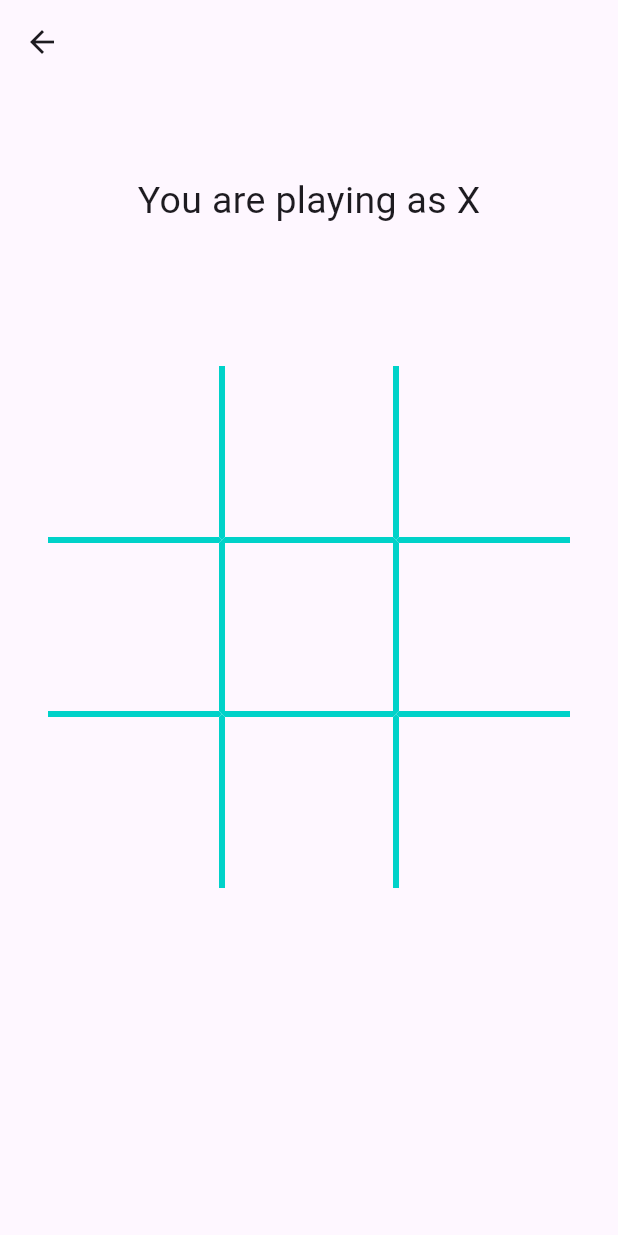
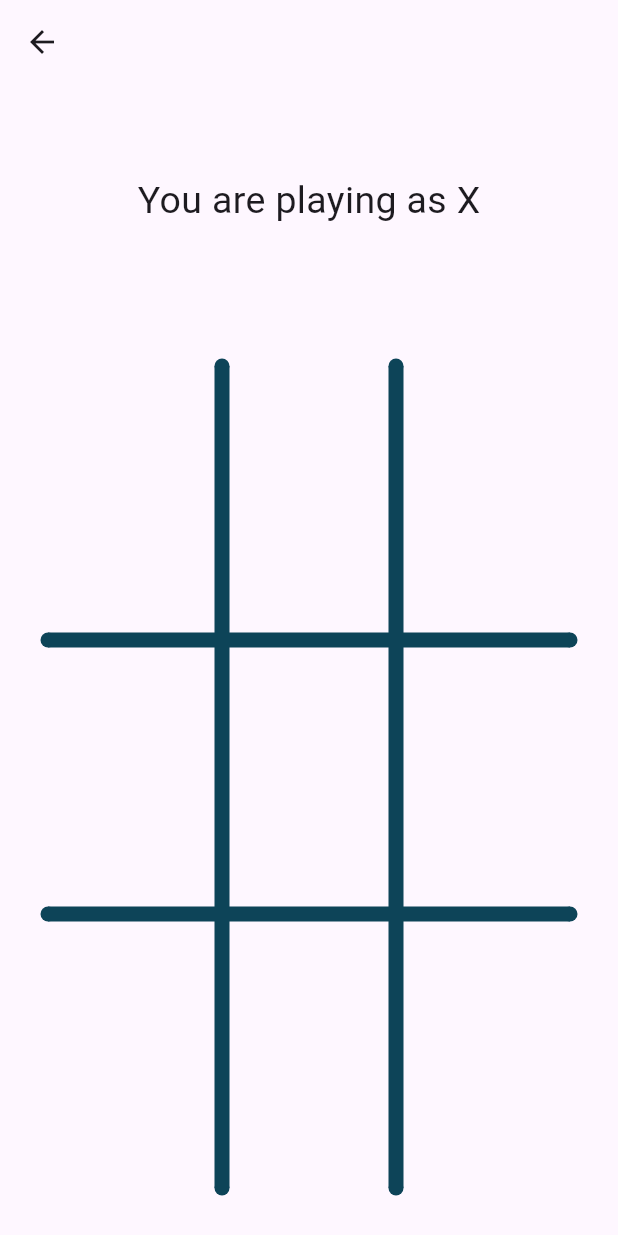
Before and after one commit to dmilicic/tictactoe, a Flutter app: the GamePage screen opened directly with empty values, on a phone screen of 412 x 824 dp. Run offline on Flutter 3.47's test engine with Material 3 defaults, Android fonts, the phone set to English and light mode, and no system bars; our stand-ins replace cloud_firestore, firebase_core; accounts and stored records are empty.

Commit message:
Added custom board background and field animations now properly reset

```diff
--- a/lib/main.dart
+++ b/lib/main.dart
@@ -1,6 +1,6 @@
 import 'package:flutter/material.dart';
-import 'ui/home_page.dart';
 import 'package:firebase_core/firebase_core.dart';
+import 'package:tictactoe2/ui/screens/home_page.dart';
 import 'firebase_options.dart';
 
 String title = "Flutter Tic Tac Toe";
--- /dev/null
+++ b/lib/ui/components/field.dart
@@ -0,0 +1,69 @@
+import 'package:flutter/material.dart';
+import 'package:tictactoe2/ui/painters/symbol_painter.dart';
+
+class Field extends StatefulWidget {
+  final int idx;
+  final Function(int idx) onTap;
+  final String playerSymbol;
+
+  const Field(
+      {super.key,
+      required this.idx,
+      required this.onTap,
+      required this.playerSymbol});
+
+  @override
+  State<Field> createState() => _FieldState();
+}
+
+class _FieldState extends State<Field> with SingleTickerProviderStateMixin {
+
+  late AnimationController _controller;
+
+  @override
+  void initState() {
+    _controller = AnimationController(
+      duration: const Duration(milliseconds: 300),
+      vsync: this,
+    );
+  }
+
+  void _handleTap() {
+    // only send tap events if the field is empty
+    if (widget.playerSymbol == "") {
+      _controller.forward();
+      widget.onTap(widget.idx);
+    }
+  }
+
+  @override
+  Widget build(BuildContext context) {
+
+    if (widget.playerSymbol == "") {
+      _controller.reset();
+    }
+
+    return GestureDetector(
+      onTap: _handleTap,
+      child: Container(
+          margin: const EdgeInsets.all(0.0),
+          child: Center(
+              child: AnimatedBuilder(
+            animation: _controller,
+            builder: (context, child) {
+
+              if (widget.playerSymbol == "O") {
+                _controller.forward();
+              }
+
+              return CustomPaint(
+                  painter: SymbolPainter(
+                    symbol: widget.playerSymbol,
+                    animation: _controller,
+                  ),
+                  size: const Size(50, 50));
+            },
+          ))),
+    );
+  }
+}
--- a/lib/ui/field.dart
+++ /dev/null
@@ -1,123 +0,0 @@
-import 'package:flutter/material.dart';
-import 'package:tictactoe2/providers/AnimationControllerProvider.dart';
-import 'package:tictactoe2/ui/symbol_painter.dart';
-
-class Field extends StatefulWidget {
-  final int idx;
-  final Function(int idx) onTap;
-  final String playerSymbol;
-
-  const Field(
-      {super.key,
-      required this.idx,
-      required this.onTap,
-      required this.playerSymbol});
-
-  @override
-  State<Field> createState() => _FieldState();
-}
-
-class _FieldState extends State<Field> with SingleTickerProviderStateMixin {
-  final BorderSide _borderSide = const BorderSide(
-    color: Color(0xFF00d2c9),
-    width: 2.0,
-    style: BorderStyle.solid,
-  );
-
-  late AnimationController _controller;
-
-  @override
-  void initState() {
-    _controller = AnimationController(
-      duration: const Duration(milliseconds: 300),
-      vsync: this,
-    );
-  }
-
-  void _handleTap() {
-    // only send tap events if the field is empty
-    if (widget.playerSymbol == "") {
-      _controller.forward();
-      widget.onTap(widget.idx);
-    }
-  }
-
-  /// Returns a border to draw depending on this field index.
-  Border _determineBorder() {
-    Border determinedBorder = Border.all();
-
-    switch (widget.idx) {
-      case 0:
-        determinedBorder = Border(bottom: _borderSide, right: _borderSide);
-        break;
-      case 1:
-        determinedBorder =
-            Border(left: _borderSide, bottom: _borderSide, right: _borderSide);
-        break;
-      case 2:
-        determinedBorder = Border(left: _borderSide, bottom: _borderSide);
-        break;
-      case 3:
-        determinedBorder =
-            Border(bottom: _borderSide, right: _borderSide, top: _borderSide);
-        break;
-      case 4:
-        determinedBorder = Border(
-            left: _borderSide,
-            bottom: _borderSide,
-            right: _borderSide,
-            top: _borderSide);
-        break;
-      case 5:
-        determinedBorder =
-            Border(left: _borderSide, bottom: _borderSide, top: _borderSide);
-        break;
-      case 6:
-        determinedBorder = Border(right: _borderSide, top: _borderSide);
-        break;
-      case 7:
-        determinedBorder =
-            Border(left: _borderSide, top: _borderSide, right: _borderSide);
-        break;
-      case 8:
-        determinedBorder = Border(left: _borderSide, top: _borderSide);
-        break;
-    }
-
-    return determinedBorder;
-  }
-
-  @override
-  Widget build(BuildContext context) {
-    return GestureDetector(
-      onTap: _handleTap,
-      child: Container(
-          margin: const EdgeInsets.all(0.0),
-          decoration: BoxDecoration(
-            border: _determineBorder(),
-          ),
-          child: Center(
-              child: AnimatedBuilder(
-            animation: _controller,
-            builder: (context, child) {
-
-              if (widget.playerSymbol == "O") {
-                _controller.forward();
-              }
-
-              return CustomPaint(
-                  painter: SymbolPainter(
-                    symbol: widget.playerSymbol,
-                    animation: _controller,
-                  ),
-                  size: const Size(50, 50));
-            },
-          ))),
-    );
-  }
-}
-
-// CustomPaint(
-// painter: SymbolPainter(symbol: widget.playerSymbol, animation: _controller),
-// size: const Size(50, 50),
-// ),
--- /dev/null
+++ b/lib/ui/painters/board_painter.dart
@@ -0,0 +1,47 @@
+import 'dart:math';
+
+import 'package:flutter/material.dart';
+
+class BoardPainter extends CustomPainter {
+
+  final _paint = Paint()
+    ..color = const Color(0xFF0D4458)
+    ..style = PaintingStyle.stroke
+    ..strokeWidth = 10.0;
+
+  final _circlePaint = Paint()
+    ..color = const Color(0xFF0D4458)
+    ..style = PaintingStyle.fill;
+
+  final double _circleRadius = 5.0;
+
+  @override
+  void paint(Canvas canvas, Size size) {
+
+    final double width = size.width;
+    final double height = size.height;
+
+    // Draw horizontal lines
+    canvas.drawLine(Offset(0, height / 3), Offset(width, height / 3), _paint);
+    canvas.drawLine(Offset(0, 2 * height / 3), Offset(width, 2 * height / 3), _paint);
+
+    // Draw vertical lines
+    canvas.drawLine(Offset(width / 3, 0), Offset(width / 3, height), _paint);
+    canvas.drawLine(Offset(2 * width / 3, 0), Offset(2 * width / 3, height), _paint);
+
+    // Draw circles at the ends of the lines
+    canvas.drawCircle(Offset(0, height / 3), _circleRadius, _circlePaint);
+    canvas.drawCircle(Offset(width, height / 3), _circleRadius, _circlePaint);
+    canvas.drawCircle(Offset(0, 2 * height / 3), _circleRadius, _circlePaint);
+    canvas.drawCircle(Offset(width, 2 * height / 3), _circleRadius, _circlePaint);
+    canvas.drawCircle(Offset(width / 3, 0), _circleRadius, _circlePaint);
+    canvas.drawCircle(Offset(width / 3, height), _circleRadius, _circlePaint);
+    canvas.drawCircle(Offset(2 * width / 3, 0), _circleRadius, _circlePaint);
+    canvas.drawCircle(Offset(2 * width / 3, height), _circleRadius, _circlePaint);
+  }
+
+  @override
+  bool shouldRepaint(covariant CustomPainter oldDelegate) {
+    return false;
+  }
+}
--- a/lib/ui/symbol_painter.dart
+++ b/lib/ui/painters/symbol_painter.dart
@@ -6,8 +6,8 @@ class SymbolPainter extends CustomPainter {
   final String symbol;
   final Animation<double> animation;
 
-  final Color colorX = const Color(0xFFff8e7a);
-  final Color colorO = const Color(0xFF00DAC9);
+  final Color colorX = const Color(0xFFFF7148);
+  final Color colorO = const Color(0xFF0CABB1);
 
   static const strokeWidth = 20.0;
 
@@ -40,6 +40,12 @@ class SymbolPainter extends CustomPainter {
     final path2 = Path()
       ..moveTo(size.width, 0)
       ..lineTo(size.width - size.width * path2Value, size.height * path2Value);
+
+    // Draw shadows for the paths
+    // TODO: fix shadow
+    // canvas.drawShadow(path1, Colors.black, 6.0, false);
+    // canvas.drawShadow(path2, Colors.black, 6.0, false);
+
     canvas.drawPath(path2, paintForX);
 
     canvas.drawCircle(const Offset(0, 0), strokeWidth / 2, arcPaint);
@@ -49,20 +55,20 @@ class SymbolPainter extends CustomPainter {
       canvas.drawCircle(Offset(size.width, 0), strokeWidth / 2, arcPaint);
     }
 
-    if (animation.value > 0.95) {
+    if (animation.value > 0.99) {
       canvas.drawCircle(Offset(0, size.height), strokeWidth / 2, arcPaint);
     }
   }
 
   void paintO(Canvas canvas, Size size) {
-    final center = Offset(size.width / 2, size.height / 2);
-    final radius = size.width / 2;
-
     final sweepAngle = animation.value * 2 * pi;
     final arcRect = Rect.fromCircle(center: Offset(size.width / 2, size.height / 2), radius: size.width / 2);
+
+    // Draw shadow for the arc TODO: fix shadow
+    // final arcPath = Path()..addArc(arcRect, 90, sweepAngle);
+    // canvas.drawShadow(arcPath, Colors.green, 5.0, false);
+
     canvas.drawArc(arcRect, 0, sweepAngle, false, paintForO);
-
-    // canvas.drawCircle(center, radius, paintForO);
   }
 
   @override
--- a/lib/ui/game_page.dart
+++ b/lib/ui/screens/game_page.dart
@@ -1,8 +1,9 @@
 import 'package:flutter/material.dart';
 import 'package:tictactoe2/ai/ai.dart';
 import 'package:tictactoe2/providers/AnimationControllerProvider.dart';
-import 'package:tictactoe2/ui/field.dart';
+import 'package:tictactoe2/ui/components/field.dart';
 import 'package:tictactoe2/ui/game_presenter.dart';
+import 'package:tictactoe2/ui/painters/board_painter.dart';
 
 class GamePage extends StatefulWidget {
   final String title;
@@ -107,7 +108,10 @@ class GamePageState extends State<GamePage> {
           Expanded(
               child: Container(
             padding: const EdgeInsets.all(32),
+            child: CustomPaint(
+              painter: BoardPainter(),
               child: GridView.count(
+                padding: const EdgeInsets.only(top: 30),
                 crossAxisCount: 3,
                 // generate the widgets that will display the board
                 children: List.generate(9, (idx) {
@@ -117,6 +121,7 @@ class GamePageState extends State<GamePage> {
                       playerSymbol: getSymbolForIdx(idx) ?? "N");
                 }),
               ),
+            ),
           )),
         ],
       ),
--- a/lib/ui/home_page.dart
+++ b/lib/ui/screens/home_page.dart
@@ -1,5 +1,5 @@
 import 'package:flutter/material.dart';
-import 'package:tictactoe2/ui/game_page.dart';
+import 'package:tictactoe2/ui/screens/game_page.dart';
 import 'package:tictactoe2/ui/home_presenter.dart';
 
 class HomePage extends StatefulWidget {
```
Lines whose indentation alone changed are shown as unchanged.
